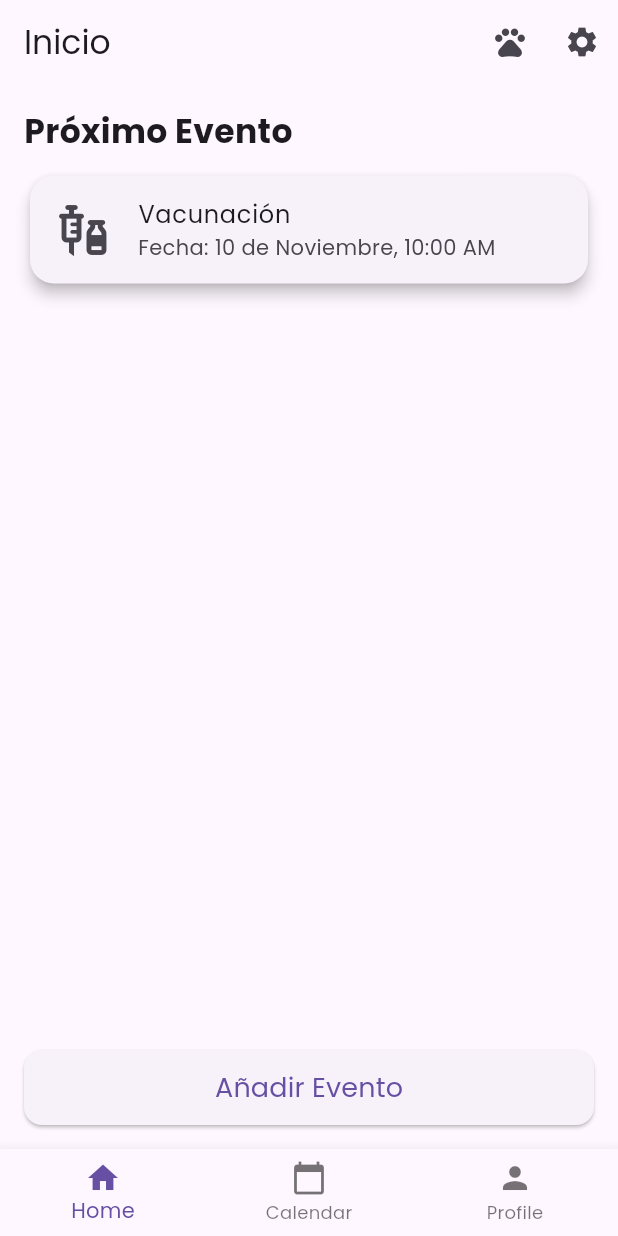
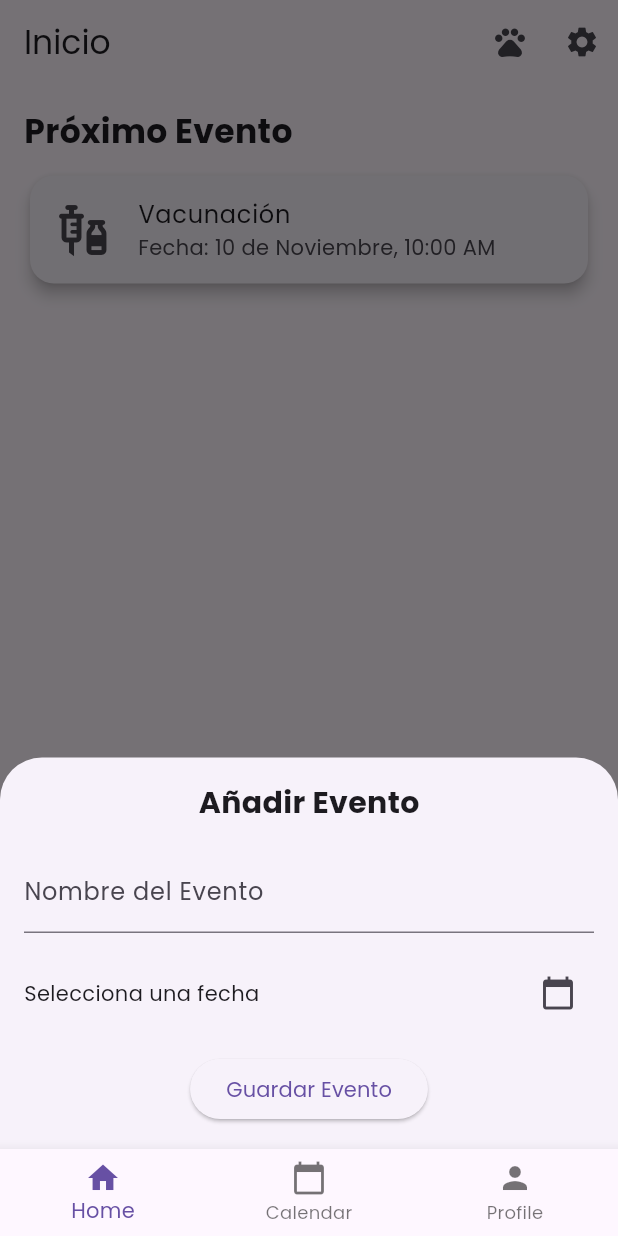
Before and after one commit to mmanzanelli/mascotassalud, a Flutter app: the screen it shows after launch, after a tap on "Añadir Evento", on a phone screen of 412 x 824 dp. Run offline on Flutter 3.47's test engine with Material 3 defaults, Android fonts, the phone set to English and light mode, and no system bars; our stand-ins replace table_calendar.

Commit message:
modiicar calendario

```diff
--- a/lib/main.dart
+++ b/lib/main.dart
@@ -1,17 +1,18 @@
 import 'package:flutter/material.dart';
-import 'package:mascotassalud/screens/auth/register_screen.dart';
+import 'package:mascotassalud/providers/events_provider.dart';
+//import 'package:mascotassalud/screens/auth/register_screen.dart';
 import 'package:mascotassalud/screens/persistenBotton/PersistentBottomNavPage.dart';
 // ignore: depend_on_referenced_packages
 import 'package:provider/provider.dart';
-import 'package:mascotassalud/providers/auth_provider.dart';
-import 'package:mascotassalud/screens/auth/login_screen.dart';
-import 'package:mascotassalud/screens/home_screen.dart';
+//import 'package:mascotassalud/providers/auth_provider.dart';
+//import 'package:mascotassalud/screens/auth/login_screen.dart';
+//import 'package:mascotassalud/screens/HomeScreen/home_screen.dart';
 
 void main() {
   runApp(
     MultiProvider(
       providers: [
-        ChangeNotifierProvider(create: (_) => AuthProvider()),
+        ChangeNotifierProvider(create: (_) => EventsProvider()),
       ],
       child: const MascotasApp(),
     ),
--- /dev/null
+++ b/lib/providers/events_provider.dart
@@ -0,0 +1,16 @@
+import 'package:flutter/material.dart';
+
+class EventsProvider extends ChangeNotifier {
+  final Map<DateTime, List<String>> _events = {};
+
+  Map<DateTime, List<String>> get events => _events;
+
+  void addEvent(DateTime date, String eventName) {
+    if (_events[date] != null) {
+      _events[date]!.add(eventName);
+    } else {
+      _events[date] = [eventName];
+    }
+    notifyListeners(); // Notifica a los widgets dependientes
+  }
+}
--- /dev/null
+++ b/lib/screens/HomeScreen/add_event_modal.dart
@@ -0,0 +1,105 @@
+import 'package:flutter/material.dart';
+import 'package:mascotassalud/providers/events_provider.dart';
+import 'package:provider/provider.dart';
+
+class AddEventModal extends StatefulWidget {
+  const AddEventModal({super.key});
+
+  @override
+  _AddEventModalState createState() => _AddEventModalState();
+}
+
+class _AddEventModalState extends State<AddEventModal> {
+  final _formKey = GlobalKey<FormState>();
+  DateTime? _selectedDate;
+  String? _eventName;
+
+  @override
+  Widget build(BuildContext context) {
+    return Padding(
+      padding: MediaQuery.of(context)
+          .viewInsets, // Asegura que no se sobreponga al teclado
+      child: SingleChildScrollView(
+        child: Padding(
+          padding: const EdgeInsets.all(16.0),
+          child: Form(
+            key: _formKey,
+            child: Column(
+              mainAxisSize: MainAxisSize.min,
+              children: [
+                const Text(
+                  'Añadir Evento',
+                  style: TextStyle(fontSize: 20, fontWeight: FontWeight.bold),
+                ),
+                const SizedBox(height: 16),
+                TextFormField(
+                  decoration:
+                      const InputDecoration(labelText: 'Nombre del Evento'),
+                  validator: (value) {
+                    if (value == null || value.isEmpty) {
+                      return 'Por favor, introduce un nombre';
+                    }
+                    return null;
+                  },
+                  onSaved: (value) => _eventName = value,
+                ),
+                const SizedBox(height: 16),
+                Row(
+                  children: [
+                    Expanded(
+                      child: Text(
+                        _selectedDate != null
+                            ? 'Fecha: ${_selectedDate!.toLocal()}'.split(' ')[0]
+                            : 'Selecciona una fecha',
+                      ),
+                    ),
+                    IconButton(
+                      icon: const Icon(Icons.calendar_today),
+                      onPressed: () async {
+                        final pickedDate = await showDatePicker(
+                          context: context,
+                          initialDate: DateTime.now(),
+                          firstDate: DateTime.now()
+                              .subtract(const Duration(days: 365)),
+                          lastDate:
+                              DateTime.now().add(const Duration(days: 365)),
+                        );
+                        if (pickedDate != null) {
+                          setState(() {
+                            _selectedDate = pickedDate;
+                          });
+                        }
+                      },
+                    ),
+                  ],
+                ),
+                const SizedBox(height: 16),
+                ElevatedButton(
+                  onPressed: () {
+                    if (_formKey.currentState!.validate()) {
+                      _formKey.currentState!.save();
+                      if (_selectedDate == null) {
+                        ScaffoldMessenger.of(context).showSnackBar(
+                          const SnackBar(
+                              content: Text('Por favor selecciona una fecha')),
+                        );
+                        return;
+                      }
+                      Provider.of<EventsProvider>(context, listen: false)
+                          .addEvent(
+                        _selectedDate!,
+                        _eventName!,
+                      );
+                      Navigator.pop(context); // Cierra el modal
+                    }
+                  },
+                  child: const Text('Guardar Evento'),
+                ),
+              ],
+            ),
+          ),
+        ),
+      ),
+    );
+  }
+}
--- a/lib/screens/home_screen.dart
+++ b/lib/screens/HomeScreen/home_screen.dart
@@ -1,4 +1,5 @@
 import 'package:flutter/material.dart';
+import 'package:mascotassalud/screens/HomeScreen/add_event_modal.dart';
 
 class HomeScreen extends StatelessWidget {
   const HomeScreen({Key? key}) : super(key: key);
@@ -49,7 +50,13 @@ class HomeScreen extends StatelessWidget {
             const Spacer(),
             ElevatedButton(
               onPressed: () {
-                // Navegar a agregar evento
+                showModalBottomSheet(
+                  context: context,
+                  isScrollControlled:
+                      true, // Permite que el modal ocupe toda la pantalla si es necesario
+                  builder: (context) =>
+                      AddEventModal(), // Llama al modal para agregar eventos
+                );
               },
               style: ElevatedButton.styleFrom(
                 minimumSize: const Size(double.infinity, 50),
--- a/lib/screens/persistenBotton/PersistentBottomNavPage.dart
+++ b/lib/screens/persistenBotton/PersistentBottomNavPage.dart
@@ -2,7 +2,7 @@ import 'package:flutter/material.dart';
 
 import 'package:mascotassalud/screens/persistenBotton/PersistentBottomBarScaffold.dart';
 import 'package:mascotassalud/screens/persistenBotton/PersistentTabItem.dart';
-import '../home_screen.dart';
+import '../HomeScreen/home_screen.dart';
 import '../calendarBotton/calendar_screen.dart';
 import '../profile_screen.dart';
 
```
